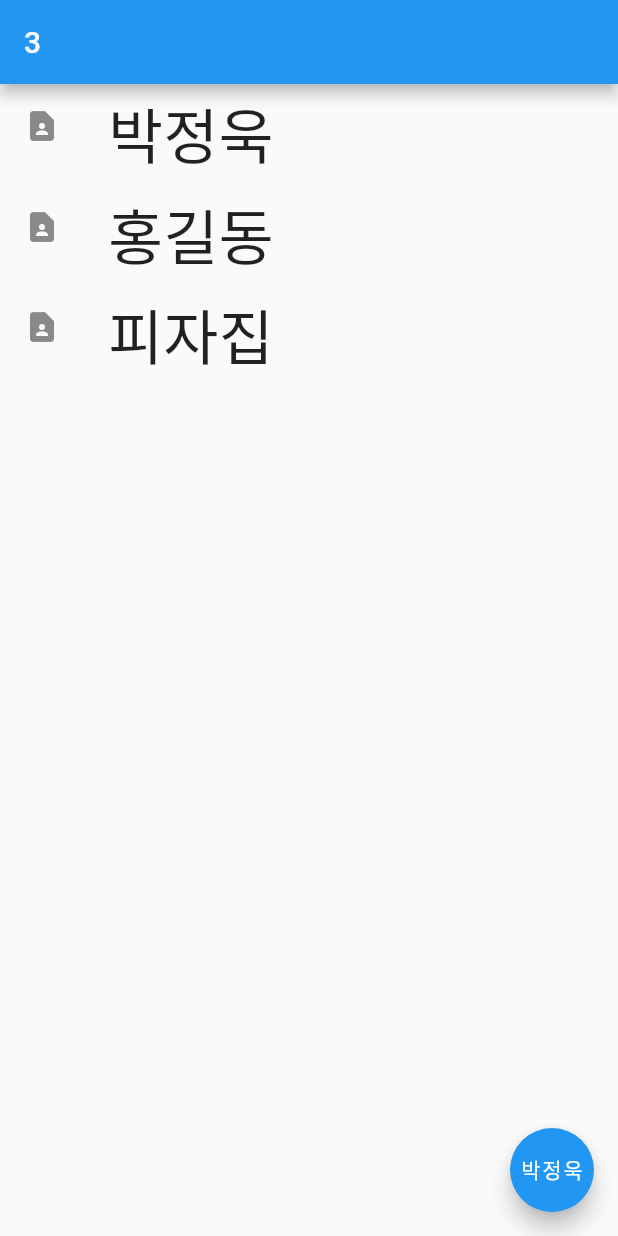
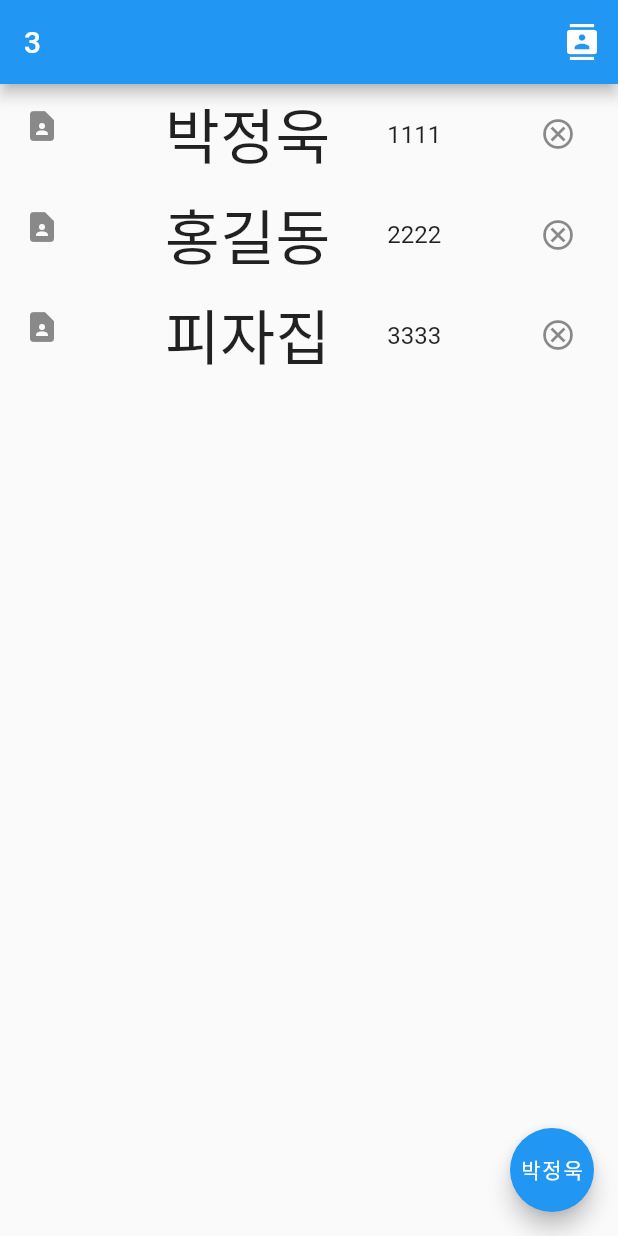
Before and after one commit to 00jup/flutter_study, a Flutter app: the screen it shows after launch, on a phone screen of 412 x 824 dp. Run offline on Flutter 3.47's test engine with Material 2 defaults, Android fonts, the phone set to English and light mode, and no system bars; our stand-ins replace contacts_service, permission_handler.

Commit message:
permission to contact

```diff
--- a/lib/main.dart
+++ b/lib/main.dart
@@ -1,4 +1,6 @@
 import 'package:flutter/material.dart';
+import 'package:permission_handler/permission_handler.dart';
+import 'package:contacts_service/contacts_service.dart';
 
 void main() {
   runApp(MaterialApp(home: MyApp()));
@@ -14,12 +16,26 @@ class MyApp extends StatefulWidget {
 class _MyAppState extends State<MyApp> {
   get screenWidth => null;
 
+  getPermission() async {
+    var status = await Permission.contacts.status;
+    if (status.isGranted) {
+      print('허락됨');
+      var contacts = await ContactsService.getContacts();
+      print(contacts[0].givenName);
+    } else if (status.isDenied) {
+      print('거절됨');
+      Permission.contacts.request();
+    }
+  }
+
   Widget sizedIcon(IconData iconData) {
     return Icon(iconData, size: 50);
   }
 
   var total = 3;
-  var name = ['박정욱', '홍길동', '피자집'];
+  var name = [
+    {'박정욱':'1111'}, {'홍길동':'2222'}, {'피자집':'3333'}
+  ];
   List<int> like = [0, 0, 0];
   var new_name = '';
 
@@ -32,14 +48,24 @@ class _MyAppState extends State<MyApp> {
   addName(var new_name) {
     setState(() {
       name.add(new_name);
+      name.sort((a,b) => a.keys.first.compareTo(b.keys.first));
     });
   }
 
   @override
+  void initState() {
+    // TODO: implement initState
+    super.initState();
+
+    openAppSettings();
+    // 연락처 기능이 필요할 때 띄우기
+  }
+  @override
   Widget build(BuildContext context) {
+
     return Scaffold(
         floatingActionButton: FloatingActionButton(
-          child: Text(name[0].toString()),
+          child: Text(name[0].keys.first.toString()),
           onPressed: () {
             print(context.findAncestorWidgetOfExactType<MaterialApp>());
             print('1');
@@ -51,7 +77,9 @@ class _MyAppState extends State<MyApp> {
           },
         ),
         appBar: AppBar(
-          title: Text(total.toString()),
+          title: Text(total.toString()), actions: [
+            IconButton(onPressed: (){getPermission();}, icon: Icon(Icons.contacts))
+        ],
         ),
         body: Container(
             child: ListView.builder(
@@ -60,10 +88,19 @@ class _MyAppState extends State<MyApp> {
             //print(i); //debuggin 가능함.
             return ListTile(
               leading: Icon(Icons.contact_page),
-              title: Text(
-                name[i].toString(),
+              title:
+              Row(
+                mainAxisAlignment: MainAxisAlignment.spaceEvenly,
+                children: [Text(
+                name[i].keys.first.toString(),
                 style: TextStyle(fontSize: 40.0, fontWeight: FontWeight.w300),
               ),
+                Text(name[i].values.last.toString(),),],),
+              trailing: IconButton(icon: Icon(Icons.cancel_outlined), onPressed: (){
+                setState(() {
+                  name.removeAt(i);
+                });
+              },)
             );
           },
         )
@@ -106,8 +143,12 @@ class DialogUI extends StatelessWidget {
                           child: Text("Cancel")),
                       TextButton(
                           onPressed: () {
-                            addNumbers();
-                            addName(inputData);
+                            if(inputData != Null){
+                              addNumbers();
+                              addName(inputData);
+                              Navigator.pop(context);
+                            }
+
                           },
                           child: Text("OK")),
                     ],
--- a/pubspec.yaml
+++ b/pubspec.yaml
@@ -30,6 +30,8 @@ environment:
 dependencies:
   flutter:
     sdk: flutter
+  permission_handler: ^8.3.0
+  contacts_service: ^0.6.3
 
 
   # The following adds the Cupertino Icons font to your application.
```
Also changed, not shown: pubspec.lock, 5 other files.
